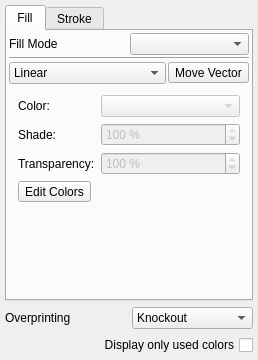
Old version of the form scribus/ui/colorpalette.ui in the repository scribusproject/scribus.
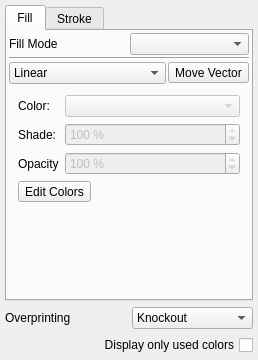
New version of the form. The open tabs and pages were chosen to show the change. Custom widgets are drawn as their Qt base class.

Commit message: Fix transparency vs opacity label in colour palette for mesh gradients

```diff
--- a/scribus/ui/colorpalette.ui
+++ b/scribus/ui/colorpalette.ui
@@ -536,7 +536,7 @@
                  <item row="2" column="0">
                   <widget class="QLabel" name="label_6">
                    <property name="text">
-                    <string>Transparency:</string>
+                    <string>Opacity</string>
                    </property>
                   </widget>
                  </item>
```
